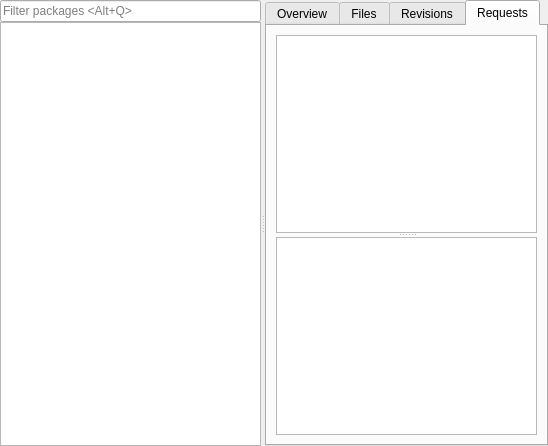
Above: src/gui/browser/browser.ui from javierllorente/qactus before the change. Below: the same form after it.
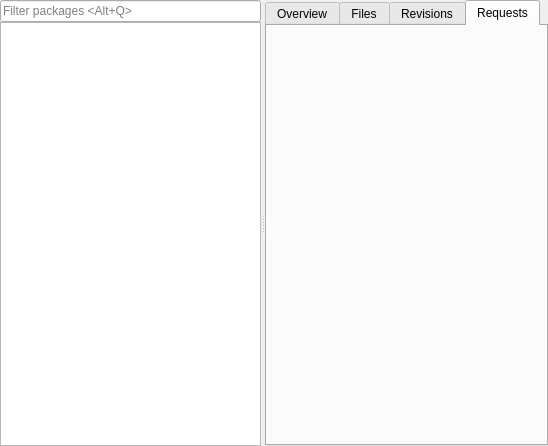
That is the form after the change. The open tabs and pages were chosen to show the change. Custom widgets are drawn as their Qt base class.

Commit message: Create RequestsWidget for displaying requests/descriptions, use it in RequestBox and Browser as well, remove redundant RequestsTreeWidget

Diff of the .ui file:
```diff
--- a/src/gui/browser/browser.ui
+++ b/src/gui/browser/browser.ui
@@ -172,17 +172,7 @@
           </attribute>
           <layout class="QVBoxLayout" name="verticalLayout_8">
            <item>
-            <widget class="QSplitter" name="requestsSplitter">
-             <property name="orientation">
-              <enum>Qt::Vertical</enum>
-             </property>
-             <widget class="RequestsTreeWidget" name="requestsWidget">
-              <property name="rootIsDecorated">
-               <bool>false</bool>
-              </property>
-             </widget>
-             <widget class="QTextBrowser" name="requestDescription"/>
-            </widget>
+            <widget class="RequestsWidget" name="requestsWidget" native="true"/>
            </item>
           </layout>
          </widget>
@@ -195,6 +185,12 @@
   </layout>
  </widget>
  <customwidgets>
+  <customwidget>
+   <class>RequestsWidget</class>
+   <extends>QWidget</extends>
+   <header location="global">requestswidget.h</header>
+   <container>1</container>
+  </customwidget>
   <customwidget>
    <class>FileTreeWidget</class>
    <extends>QTreeView</extends>
@@ -210,11 +206,6 @@
    <extends>QTreeView</extends>
    <header>revisiontreewidget.h</header>
   </customwidget>
-  <customwidget>
-   <class>RequestsTreeWidget</class>
-   <extends>QTreeView</extends>
-   <header>requeststreewidget.h</header>
-  </customwidget>
   <customwidget>
    <class>OverviewWidget</class>
    <extends>QWidget</extends>
```
The commit also changes 13 other files.
